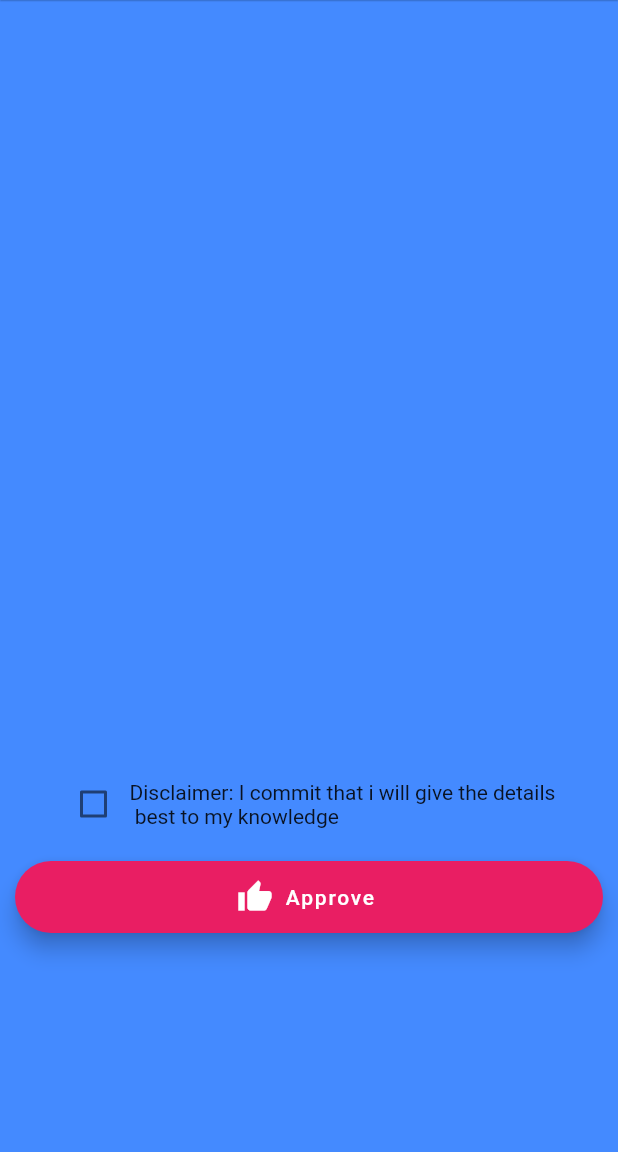
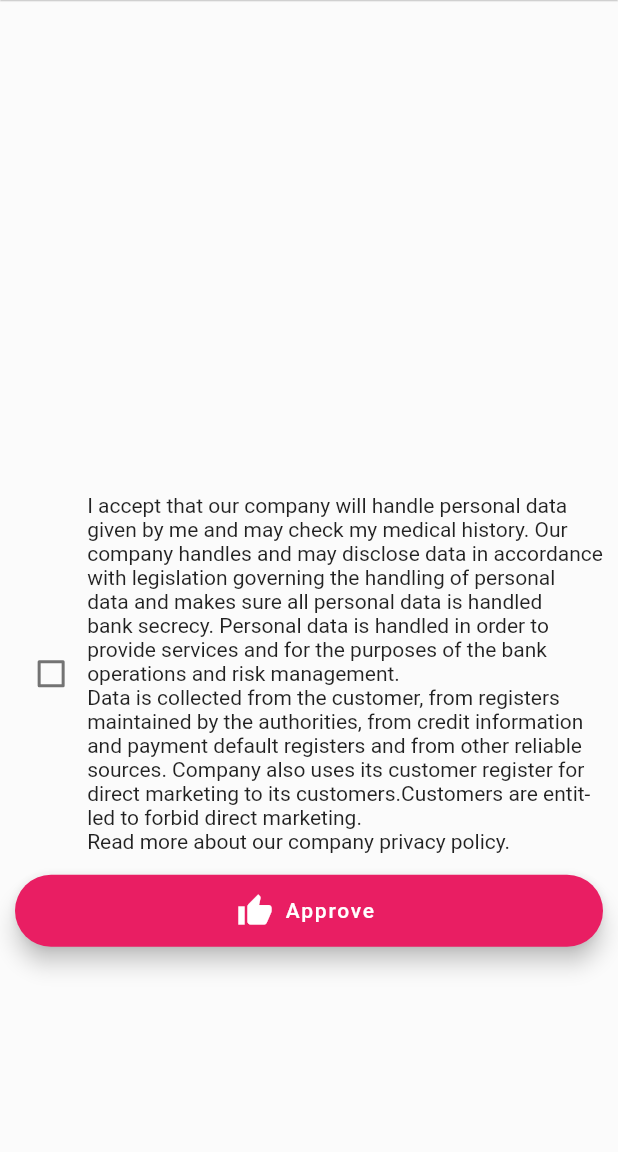
Before and after one commit to nikhil1524/underwritingapp, a Flutter app: the screen it shows after launch, on a phone screen of 412 x 824 dp, the part 84-1236 px from its top. Run offline on Flutter 3.47's test engine with Material 2 defaults, Android fonts, the phone set to English and light mode, and no system bars; our stand-ins replace flutter_tts; missing offline and left inert: flutter_dialogflow.

```diff
--- a/lib/disclaimer.dart
+++ b/lib/disclaimer.dart
@@ -13,10 +13,27 @@ class DisclaimerScreen extends StatefulWidget {
 }
 
 String disclaimer =
-    "Disclaimer: I commit that i will give the details \n best to my knowledge";
+    //"Disclaimer: I commit that i will give the details \n best to my knowledge";
+
+    "I accept that our company will handle personal data\n"
+    "given by me and may check my medical history. Our\n"
+    "company handles and may disclose data in accordance\n"
+    "with legislation governing the handling of personal\n"
+    "data and makes sure all personal data is handled \n"
+    "bank secrecy. Personal data is handled in order to\n"
+    "provide services and for the purposes of the bank\n"
+    "operations and risk management.\n"
+    "Data is collected from the customer, from registers \n"
+    "maintained by the authorities, from credit information \n"
+    "and payment default registers and from other reliable\n"
+    "sources. Company also uses its customer register for \n"
+    "direct marketing to its customers.Customers are entit-\n"
+    "led to forbid direct marketing.\n"
+    "Read more about our company privacy policy.";
+bool isChecked =false;
 
 class DisclaimerScreenWidged extends State<DisclaimerScreen> {
-  get selected => false;
+  get selecisCheckedted => false;
 
   @override
   Widget build(BuildContext context) {
@@ -27,12 +44,12 @@ class DisclaimerScreenWidged extends State<DisclaimerScreen> {
           elevation: 0.4,
         ),
         body: Stack(fit: StackFit.expand, children: <Widget>[
-          Container(decoration: BoxDecoration(color: Colors.blueAccent)),
+          Container(decoration: BoxDecoration(color: Colors.white10)),
           Column(
             children: <Widget>[
-              Expanded(flex: 4, child: Column()),
+              Expanded(flex: 3, child: Column()),
               Expanded(
-                  flex: 2,
+                  flex: 4,
                   child: Column(
                       crossAxisAlignment: CrossAxisAlignment.stretch,
                       children: <Widget>[
@@ -41,23 +58,31 @@ class DisclaimerScreenWidged extends State<DisclaimerScreen> {
                             children: <Widget>[
                               Column(
                                   crossAxisAlignment: CrossAxisAlignment.start,
-                                  children: <Widget>[Checkbox(value: false, onChanged: (state){ onChangeCheckBox(state);})]),
+                                  children: <Widget>[
+                                    Checkbox(
+                                        value: isChecked,
+                                        activeColor: Colors.blue,
+                                        onChanged: (state) {
+                                          setState(() {
+                                            isChecked = state;
+                                          });
+                                          onChangeCheckBox(state);
+                                        })
+                                  ]),
                               Column(
                                   crossAxisAlignment: CrossAxisAlignment.center,
                                   children: <Widget>[Text(disclaimer)])
                             ]),
                         Container(
                           margin: const EdgeInsets.only(top: 10.0),
-                          padding: EdgeInsets.only(top: 4.0, bottom: 4.0, right: 10.0, left: 10.0),
+                          padding: EdgeInsets.only(
+                              top: 4.0, bottom: 4.0, right: 10.0, left: 10.0),
                           child: FloatingActionButton.extended(
-                            onPressed: () {
-                              buttonPressed();
-                              },
+                              onPressed: !isChecked ? null : () { buttonPressed();},
                               key: Key("buttonKey"),
-                            label: Text('Approve'),
-                            icon: Icon(Icons.thumb_up),
-                            backgroundColor: Colors.pink
-                          ),
+                              label: Text('Approve'),
+                              icon: Icon(Icons.thumb_up),
+                              backgroundColor: Colors.pink),
                         ),
                       ]))
             ],
@@ -66,17 +91,14 @@ class DisclaimerScreenWidged extends State<DisclaimerScreen> {
   }
 
   buttonPressed() {
-    print("button clicked");
-
     Navigator.push(
         context, MaterialPageRoute(builder: (context) => HomeScreen()));
   }
 
-  buttonActive() {
-
-  }
+  buttonActive() {}
 
   onChangeCheckBox(bool state) {
+
     buttonActive();
   }
 }
--- a/pubspec.yaml
+++ b/pubspec.yaml
@@ -19,6 +19,8 @@ environment:
 dependencies:
   flutter:
     sdk: flutter
+  flutter_dialogflow: ^0.1.0
+  flutter_tts: ^0.6.0
 
   # The following adds the Cupertino Icons font to your application.
   # Use with the CupertinoIcons class for iOS style icons.
@@ -27,6 +29,8 @@ dependencies:
 dev_dependencies:
   flutter_test:
     sdk: flutter
+  flutter_dialogflow: ^0.1.0
+  flutter_tts: ^0.6.0
 
 
 # For information on the generic Dart part of this file, see the
```
Also changed, not shown: lib/home.dart (+170 -12 lines), pubspec.lock, 1 other file.
